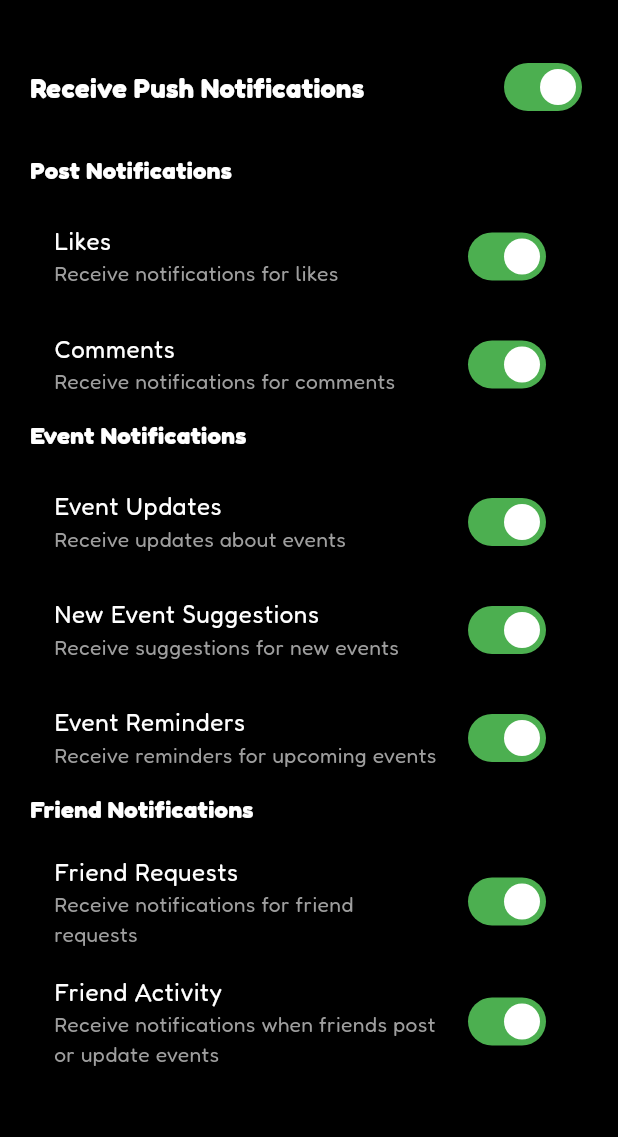
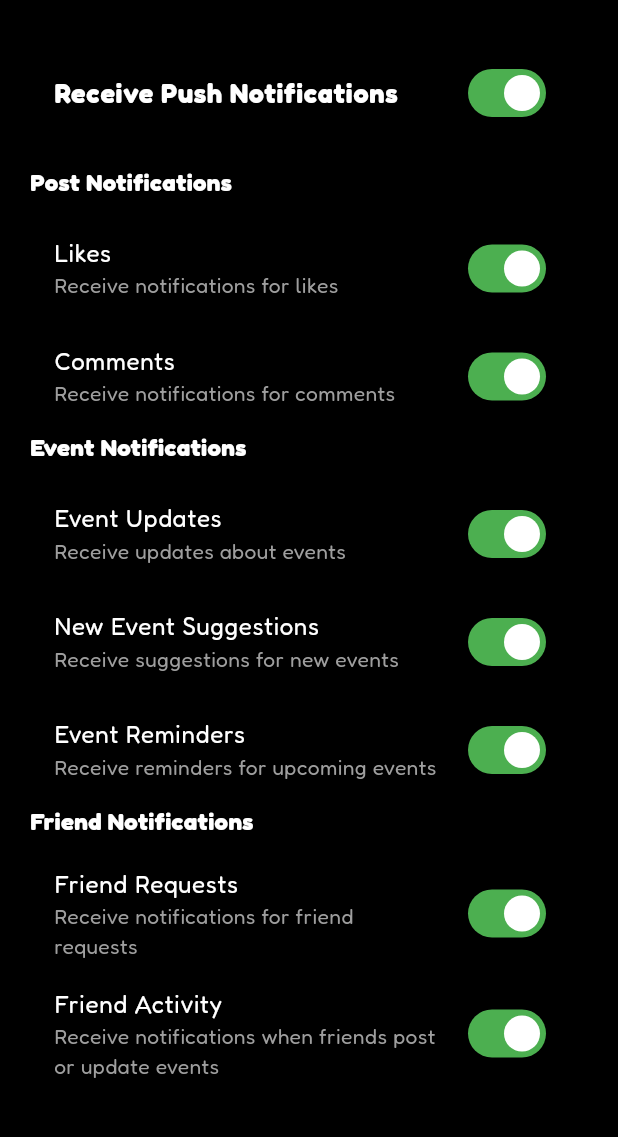
Before and after one commit to trungtran1234/Venue, a Flutter app: the Notifications screen opened directly, on a phone screen of 412 x 824 dp, the part 63-1200 px from its top. Run offline on Flutter 3.47's test engine with Material 3 defaults, Android fonts, the phone set to English and light mode, and no system bars; our stand-ins replace cloud_firestore, connectivity_plus, firebase_auth, firebase_core, firebase_storage, google_maps_flutter and 4 more; accounts and stored records are empty.

Commit message:
settings preferences for each user

```diff
--- a/lib/main.dart
+++ b/lib/main.dart
@@ -4,9 +4,11 @@ import 'package:firebase_core/firebase_core.dart';
 import 'package:firebase_auth/firebase_auth.dart';
 import 'database/firebase_options.dart';
 import 'pages/login.dart';
+import 'package:app/services/preferences.dart';
 
 Future<void> main() async {
   WidgetsFlutterBinding.ensureInitialized();
+  await PreferencesService.init();
   await Firebase.initializeApp(
     options: DefaultFirebaseOptions.currentPlatform,
   );
--- /dev/null
+++ b/lib/services/preferences.dart
@@ -0,0 +1,53 @@
+import 'package:shared_preferences/shared_preferences.dart';
+import 'package:firebase_auth/firebase_auth.dart';
+
+class PreferencesService {
+  static final PreferencesService _instance = PreferencesService._internal();
+
+  factory PreferencesService() {
+    return _instance;
+  }
+
+  PreferencesService._internal();
+
+  static SharedPreferences? _prefs;
+
+  static Future<void> init() async {
+    _prefs = await SharedPreferences.getInstance();
+  }
+
+  String _getKey(String key) {
+    final userId = FirebaseAuth.instance.currentUser?.uid ?? 'default';
+    return '$userId-$key';
+  }
+
+  bool getBool(String key, {bool defaultValue = false}) {
+    final userKey = _getKey(key);
+    return _prefs?.getBool(userKey) ?? defaultValue;
+  }
+
+  Future<bool> setBool(String key, bool value) async {
+    final userKey = _getKey(key);
+    return await _prefs?.setBool(userKey, value) ?? false;
+  }
+
+  int getInt(String key, {int defaultValue = 0}) {
+    final userKey = _getKey(key);
+    return _prefs?.getInt(userKey) ?? defaultValue;
+  }
+
+  Future<bool> setInt(String key, int value) async {
+    final userKey = _getKey(key);
+    return await _prefs?.setInt(userKey, value) ?? false;
+  }
+
+  String getString(String key, {String defaultValue = ''}) {
+    final userKey = _getKey(key);
+    return _prefs?.getString(userKey) ?? defaultValue;
+  }
+
+  Future<bool> setString(String key, String value) async {
+    final userKey = _getKey(key);
+    return await _prefs?.setString(userKey, value) ?? false;
+  }
+}
--- a/lib/settings/notifications.dart
+++ b/lib/settings/notifications.dart
@@ -1,6 +1,7 @@
+import 'package:flutter/material.dart';
 import 'package:app/global.dart';
-import 'package:flutter/material.dart';
 import 'package:app/settings/settings.dart';
+import 'package:app/services/preferences.dart';
 
 class NotificationOption {
   String title;
@@ -23,6 +24,8 @@ class Notifications extends StatefulWidget {
 
 class NotificationsState extends State<Notifications> {
   bool _notificationEnabled = true;
+  bool _isLoading = true; // Add a loading state indicator
+
   List<NotificationOption> postNotifications = [
     NotificationOption(
         title: 'Likes',
@@ -61,6 +64,42 @@ class NotificationsState extends State<Notifications> {
   ];
 
   @override
+  void initState() {
+    super.initState();
+    _loadSettings();
+  }
+
+  Future<void> _loadSettings() async {
+    _notificationEnabled = await PreferencesService()
+        .getBool('notificationEnabled', defaultValue: true);
+    await _loadNotificationOptions(postNotifications);
+    await _loadNotificationOptions(eventNotifications);
+    await _loadNotificationOptions(friendNotifications);
+    if (mounted) {
+      setState(() {
+        _isLoading = false; // Set loading to false after settings are loaded
+      });
+    }
+  }
+
+  Future<void> _loadNotificationOptions(
+      List<NotificationOption> options) async {
+    for (var option in options) {
+      String key = '${option.title.replaceAll(' ', '')}';
+      bool value =
+          await PreferencesService().getBool(key, defaultValue: option.value);
+      option.value = value;
+    }
+  }
+
+  void _updateSetting(NotificationOption option, bool value) {
+    PreferencesService().setBool(option.title.replaceAll(' ', ''), value);
+    setState(() {
+      option.value = value;
+    });
+  }
+
+  @override
   Widget build(BuildContext context) {
     return Scaffold(
       appBar: AppBar(
@@ -74,44 +113,45 @@ class NotificationsState extends State<Notifications> {
           icon: const Icon(Icons.arrow_back, color: Colors.white),
         ),
       ),
-      body: Padding(
+      body: _isLoading
+          ? const Center(child: CircularProgressIndicator())
+          : Padding(
               padding: const EdgeInsets.all(20.0),
               child: Column(
                 crossAxisAlignment: CrossAxisAlignment.start,
                 children: [
-            Row(
-              mainAxisAlignment: MainAxisAlignment.spaceBetween,
-              children: [
-                const Text('Receive Push Notifications',
+                  SwitchListTile(
+                    title: const Text('Receive Push Notifications',
                         style: TextStyle(
                             fontSize: 18,
                             fontWeight: FontWeight.bold,
                             color: Colors.white)),
-                Switch(
                     value: _notificationEnabled,
                     onChanged: (value) {
                       setState(() {
                         _notificationEnabled = value;
+                        PreferencesService()
+                            .setBool('notificationEnabled', value);
                         for (var option in postNotifications) {
-                        option.value = value;
+                          _updateSetting(option, value);
                         }
                         for (var option in eventNotifications) {
-                        option.value = value;
+                          _updateSetting(option, value);
                         }
                         for (var option in friendNotifications) {
-                        option.value = value;
+                          _updateSetting(option, value);
                         }
                       });
                     },
                     activeColor: Colors.white,
                     activeTrackColor: Colors.green,
-                )
-              ],
                   ),
                   const SizedBox(height: 20),
-            buildNotificationSection('Post Notifications', postNotifications),
-            buildNotificationSection('Event Notifications', eventNotifications),
-            buildNotificationSection(
+                  ...buildNotificationSection(
+                      'Post Notifications', postNotifications),
+                  ...buildNotificationSection(
+                      'Event Notifications', eventNotifications),
+                  ...buildNotificationSection(
                       'Friend Notifications', friendNotifications),
                 ],
               ),
@@ -119,35 +159,29 @@ class NotificationsState extends State<Notifications> {
     );
   }
 
-  Widget buildNotificationSection(
+  List<Widget> buildNotificationSection(
       String title, List<NotificationOption> options) {
-    return Column(
-      crossAxisAlignment: CrossAxisAlignment.start,
-      children: [
+    return [
       Text(title,
           style: const TextStyle(
-                fontSize: 16,
-                fontWeight: FontWeight.bold,
-                color: Colors.white)),
+              fontSize: 16, fontWeight: FontWeight.bold, color: Colors.white)),
       const SizedBox(height: 10),
-        ...options.map((option) => buildSwitchListTile(option)),
-      ],
-    );
-  }
-
-  Widget buildSwitchListTile(NotificationOption option) {
-    return SwitchListTile(
-      title: Text(option.title, style: const TextStyle(color: Colors.white)),
-      subtitle:
-          Text(option.subtitle, style: const TextStyle(color: Colors.grey)),
+      ...options
+          .map((option) => SwitchListTile(
+                title: Text(option.title,
+                    style: const TextStyle(color: Colors.white)),
+                subtitle: Text(option.subtitle,
+                    style: const TextStyle(color: Colors.grey)),
                 value: option.value,
                 onChanged: _notificationEnabled
                     ? (newValue) {
-              setState(() => option.value = newValue);
+                        _updateSetting(option, newValue);
                       }
                     : null,
                 activeColor: Colors.white,
                 activeTrackColor: Colors.green,
-    );
+              ))
+          .toList(),
+    ];
   }
 }
```
Also changed, not shown: lib/settings/activity.dart (+71 -47 lines), lib/settings/privacy.dart (+45 -7 lines), pubspec.lock. Lines whose indentation alone changed are shown as unchanged.
